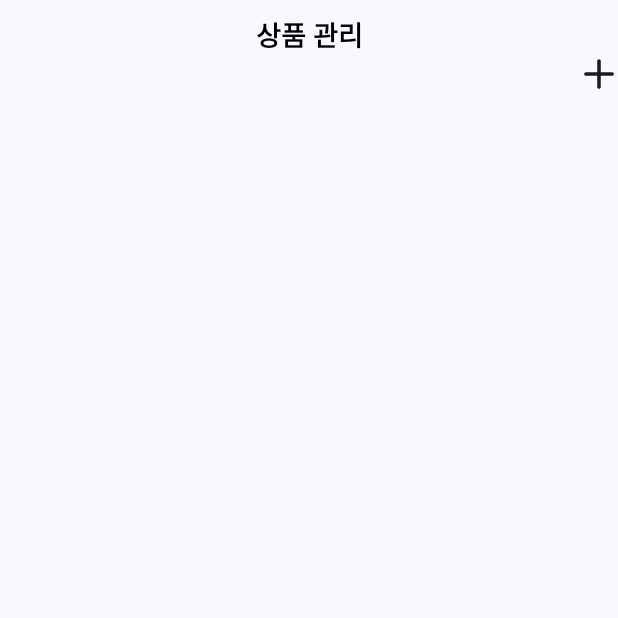
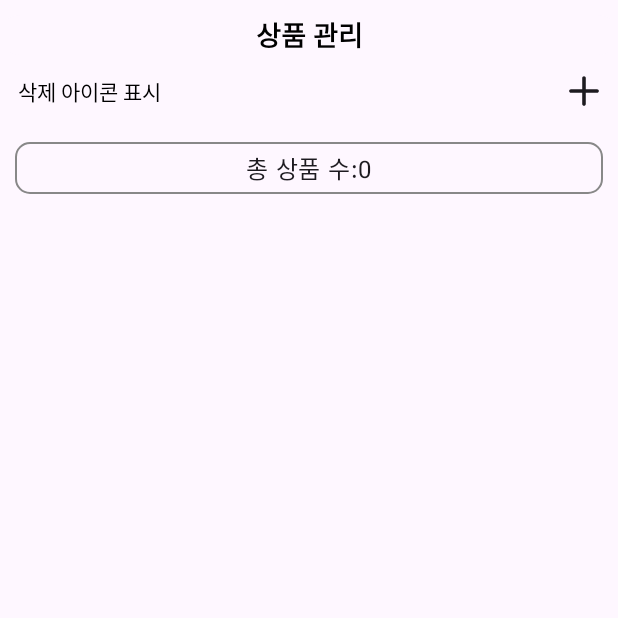
Before and after one commit to applepepsi/SimpleProductCounter, an Android app built with Jetpack Compose: the screen it shows after launch (MainActivity), on a phone screen of 412 x 824 dp, the top half of it. Before the commit the part shown is almost empty. Run offline under Robolectric (Android 15) with nearby library versions, the phone set to English and light mode, and no system bars; our stand-ins replace Dagger/Hilt's generated code, Room's generated code; 1 statement that could not run was skipped.

Commit message:
상품 수 표기, 맥스라인 수 제한, 삭제 아이콘 표시 버튼 추가

```diff
--- a/app/src/main/java/com/example/simpleproductcounter/MainActivity.kt
+++ b/app/src/main/java/com/example/simpleproductcounter/MainActivity.kt
@@ -8,12 +8,13 @@ import androidx.annotation.RequiresApi
 import androidx.compose.foundation.layout.fillMaxSize
 import androidx.compose.material3.MaterialTheme
 import androidx.compose.material3.Surface
-import androidx.compose.material3.Text
 import androidx.compose.runtime.Composable
 import androidx.compose.ui.Modifier
 import androidx.compose.ui.tooling.preview.Preview
+import androidx.hilt.navigation.compose.hiltViewModel
 import com.example.simpleproductcounter.View.MainView
 import com.example.simpleproductcounter.ui.theme.SimpleProductCounterTheme
+import com.example.simpleproductcounter.viewModel.ProductViewModel
 import dagger.hilt.android.AndroidEntryPoint
 
 @AndroidEntryPoint
@@ -38,7 +39,9 @@ class MainActivity : ComponentActivity() {
 @RequiresApi(Build.VERSION_CODES.O)
 @Composable
 fun Greeting(name: String, modifier: Modifier = Modifier) {
-    MainView()
+    val productViewModel: ProductViewModel = hiltViewModel()
+
+    MainView(productViewModel)
 }
 
 @RequiresApi(Build.VERSION_CODES.O)
--- a/app/src/main/java/com/example/simpleproductcounter/View/HomeView.kt
+++ b/app/src/main/java/com/example/simpleproductcounter/View/HomeView.kt
@@ -2,27 +2,38 @@ package com.example.simpleproductcounter.View
 
 import android.os.Build
 import androidx.annotation.RequiresApi
+import androidx.compose.foundation.border
+import androidx.compose.foundation.layout.Arrangement
 import androidx.compose.foundation.layout.Column
+import androidx.compose.foundation.layout.Row
 import androidx.compose.foundation.layout.fillMaxSize
+import androidx.compose.foundation.layout.fillMaxWidth
 import androidx.compose.foundation.layout.padding
 import androidx.compose.foundation.layout.size
 import androidx.compose.foundation.layout.wrapContentHeight
 import androidx.compose.foundation.lazy.LazyColumn
+import androidx.compose.foundation.shape.RoundedCornerShape
 import androidx.compose.material3.Icon
 import androidx.compose.material3.IconButton
 import androidx.compose.material3.MaterialTheme
+import androidx.compose.material3.Text
+import androidx.compose.material3.TextButton
 import androidx.compose.runtime.Composable
 import androidx.compose.ui.Alignment
 import androidx.compose.ui.Modifier
+import androidx.compose.ui.graphics.Color
 import androidx.compose.ui.graphics.vector.ImageVector
 import androidx.compose.ui.res.vectorResource
+import androidx.compose.ui.text.TextStyle
+import androidx.compose.ui.text.font.FontStyle
+import androidx.compose.ui.text.font.FontWeight
 import androidx.compose.ui.tooling.preview.Preview
 import androidx.compose.ui.unit.dp
-import androidx.hilt.navigation.compose.hiltViewModel
+import androidx.compose.ui.unit.sp
 import com.example.simpleproductcounter.R
-import com.example.simpleproductcounter.component.AddBrandDialog
 import com.example.simpleproductcounter.component.AppBarTextComponent
 import com.example.simpleproductcounter.component.ItemComponent
+import com.example.simpleproductcounter.component.ModifyOrAddBrandDialog
 import com.example.simpleproductcounter.component.ModifyOrAddProductDataDialog
 import com.example.simpleproductcounter.data.Distributor
 import com.example.simpleproductcounter.data.ItemData
@@ -31,34 +42,83 @@ import com.example.simpleproductcounter.viewModel.ProductViewModel
 
 @RequiresApi(Build.VERSION_CODES.O)
 @Composable
-fun MainView(){
+fun MainView(productViewModel: ProductViewModel) {
 
-    val productViewModel:ProductViewModel= hiltViewModel()
 
     if(productViewModel.setShowItemModifyDialog.value){
-        ModifyOrAddProductDataDialog(productViewModel, value = "수정 하기", toggleDialogState = { productViewModel.toggleShowItemModifyDialog() })
+        ModifyOrAddProductDataDialog(
+            productViewModel,
+            value = "수정 하기",
+            toggleDialogState = { productViewModel.toggleShowItemModifyDialog() },
+            kindOfPost = {productViewModel.postModifyDistributor()}
+        )
     }
     if(productViewModel.setShowItemAddDialog.value){
-        ModifyOrAddProductDataDialog(productViewModel, value = "추가 하기", toggleDialogState = { productViewModel.toggleShowItemAddDialog() })
+        ModifyOrAddProductDataDialog(
+            productViewModel,
+            value = "추가 하기",
+            toggleDialogState = { productViewModel.toggleShowItemAddDialog() },
+            kindOfPost = {productViewModel.postAddDistributor()}
+        )
     }
     if(productViewModel.setShowBrandAddDialog.value){
-        AddBrandDialog(productViewModel, value = "브랜드 추가", toggleDialogState = { productViewModel.toggleShowBrandAddDialog() })
+        ModifyOrAddBrandDialog(
+            productViewModel,
+            value = "브랜드 추가",
+            toggleDialogState = { productViewModel.toggleShowBrandAddDialog() },
+            kindOfPost = {productViewModel.postBrandName()}
+        )
+    }
+    if(productViewModel.setShowBrandModifyDialog.value){
+        ModifyOrAddBrandDialog(
+            productViewModel,
+            value = "브랜드 수정",
+            toggleDialogState = { productViewModel.toggleShowBrandModifyDialog() },
+            kindOfPost = {productViewModel.postModifyBrandName()}
+        )
     }
 
 
     Column(
-        modifier = Modifier.fillMaxSize().padding(top=10.dp)
+        modifier = Modifier
+            .fillMaxSize()
+            .padding(top = 10.dp)
     ) {
 
         AppBarTextComponent(
             value = "상품 관리"
         )
+
+        Row(
+            modifier = Modifier
+                .fillMaxWidth(),
+            horizontalArrangement = Arrangement.SpaceBetween,
+            verticalAlignment = Alignment.CenterVertically
+        ){
+
+            TextButton(
+                onClick = {
+                    productViewModel.toggleSetShowDeleteIcon()
+                }
+            ) {
+                Text(
+                    text ="삭제 아이콘 표시",
+                    style = TextStyle(
+                        fontSize = 14.sp,
+                        fontWeight = FontWeight.Normal,
+                        fontStyle = FontStyle.Normal,
+                    ),
+                    color= Color.Black
+                )
+            }
+
             IconButton(
                 onClick = {
                     productViewModel.toggleShowBrandAddDialog()
                 },
                 modifier = Modifier
-                .align(Alignment.End)
+
+                    .padding(end = 10.dp)
                     .size(25.dp)
             ){
                 Icon(
@@ -66,6 +126,7 @@ fun MainView(){
                     contentDescription = null,
                     modifier = Modifier.size(25.dp),
                 )
+            }
         }
         LazyColumn(
             modifier = Modifier
@@ -81,63 +142,26 @@ fun MainView(){
                     )
                 }
             }
+
+            item{
+                Row(
+                    modifier = Modifier
+                        .fillMaxWidth()
+                        .padding(10.dp)
+
+                        .border(width = 1.dp, color = Color.Gray, shape = RoundedCornerShape(10.dp)),
+                    horizontalArrangement = Arrangement.Center
+                ){
+                    Text(
+                        text="총 상품 수:${productViewModel.allProductCount.value}",
+                        modifier = Modifier
+                            .padding(5.dp)
+                    )
                 }
             }
         }
-
-
-val testData= listOf(
-    ItemData(
-        brand = "나이키",
-        distributor =
-        listOf(
-            Distributor(distributor = "천안 백화점", count = 3),
-            Distributor(distributor = "공주 백화점", count = 3),
-        ),
-
-    ),
-    ItemData(
-        brand = "아이다스",
-        distributor =
-        listOf(
-            Distributor(distributor = "고려 백화점", count = 3),
-            Distributor(distributor = "신라 백화점", count = 3),
-        ),
-
-    ),
-    ItemData(
-        brand = "나이키",
-        distributor =
-        listOf(
-            Distributor(distributor = "고구려 백화점", count = 3),
-            Distributor(distributor = "백제 백화점", count = 3),
-        ),
-    ),
-    ItemData(
-        brand = "아이다스",
-        distributor =
-        listOf(
-            Distributor(distributor = "설악산 백화점", count = 3),
-            Distributor(distributor = "백악관 백화점", count = 3),
-        ),
-    ),
-    ItemData(
-        brand = "아이다스",
-        distributor =
-        listOf(
-            Distributor(distributor = "설악산 백화점", count = 3),
-            Distributor(distributor = "백악관 백화점", count = 3),
-        ),
-    ),
-    ItemData(
-        brand = "아이다스",
-        distributor =
-        listOf(
-            Distributor(distributor = "설악산 백화점", count = 3),
-            Distributor(distributor = "백악관 백화점", count = 3),
-        ),
-    ),
-)
+    }
+}
 
 
 @RequiresApi(Build.VERSION_CODES.O)
@@ -149,6 +173,6 @@ fun HomeViewPreview() {
 
 
     MaterialTheme {
-        MainView()
+        MainView(productViewModel)
     }
 }
--- a/app/src/main/java/com/example/simpleproductcounter/data/ItemData.kt
+++ b/app/src/main/java/com/example/simpleproductcounter/data/ItemData.kt
@@ -2,13 +2,13 @@ package com.example.simpleproductcounter.data
 
 data class ItemData(
     val brandId:Int=0,
-    val brand:String="Brand",
+    val brand:String="",
     val distributor: List<Distributor> = emptyList()
 )
 
 data class Distributor(
     val distributorId:Int=0,
     val distributor:String="",
-    val count:Int=0,
+    val count:Int=1,
     val brandId:Int=0
 )
--- a/app/src/main/java/com/example/simpleproductcounter/dataBase/ItemDataDao.kt
+++ b/app/src/main/java/com/example/simpleproductcounter/dataBase/ItemDataDao.kt
@@ -9,14 +9,14 @@ interface ItemDataDao {
     @Insert
     suspend fun insertBrand(dbItemData: DBItemData): Long
 
-    @Delete
-    suspend fun deleteBrand(dbItemData: DBItemData)
+    @Query("DELETE FROM DBItemData WHERE id = :brandIdNum")
+    suspend fun deleteBrand(brandIdNum: Int)
 
     @Insert
     suspend fun insertDistributor(dbDistributor: DBDistributor)
 
-    @Delete
-    suspend fun deleteDistributor(dbDistributor: DBDistributor)
+    @Query("DELETE FROM DBDistributor WHERE id = :dbDistributorIdNum")
+    suspend fun deleteDistributor(dbDistributorIdNum: Int)
 
 
 
@@ -25,4 +25,14 @@ interface ItemDataDao {
     @Transaction
     @Query("SELECT * FROM DBItemData")
     fun getAllProductData(): Flow<List<ItemAndDistributors>>
+
+    @Transaction
+    @Query("SELECT SUM(count) FROM DBDistributor")
+    fun getAllProductCounter(): Flow<Int>
+
+    @Query("UPDATE DBDistributor SET distributor=:newDistributor, count=:count ,itemId = :dbBrandIdNum WHERE id = :id")
+    suspend fun modifyDistributor(dbBrandIdNum: Int,newDistributor:String,count:Int,id:Int)
+
+    @Query("UPDATE DBItemData SET brand=:newBrandName WHERE id = :brandIdNum")
+    suspend fun modifyBrand(brandIdNum: Int,newBrandName:String)
 }
--- a/app/src/main/java/com/example/simpleproductcounter/repository/ProductRepository.kt
+++ b/app/src/main/java/com/example/simpleproductcounter/repository/ProductRepository.kt
@@ -9,12 +9,19 @@ interface ProductRepository {
 
     suspend fun insertBrand(dbItemData: DBItemData)
 
-    suspend fun deleteBrand(dbItemData: DBItemData)
+    suspend fun deleteBrand(brandIdNum: Int)
+
+    suspend fun modifyBrand(dbItemData: DBItemData)
 
     suspend fun insertDistributor(dbDistributor: DBDistributor)
 
-    suspend fun deleteDistributor(dbDistributor: DBDistributor)
+    suspend fun deleteDistributor(dbDistributorIdNum: Int)
+
+    suspend fun modifyDistributor(dbDistributor: DBDistributor)
+
+
 
     fun getAllProductData(): Flow<List<ItemAndDistributors>>
 
+    fun getAllProductCount(): Flow<Int>
 }
--- a/app/src/main/java/com/example/simpleproductcounter/ui/theme/Theme.kt
+++ b/app/src/main/java/com/example/simpleproductcounter/ui/theme/Theme.kt
@@ -10,6 +10,7 @@ import androidx.compose.material3.dynamicLightColorScheme
 import androidx.compose.material3.lightColorScheme
 import androidx.compose.runtime.Composable
 import androidx.compose.runtime.SideEffect
+import androidx.compose.ui.graphics.Color
 import androidx.compose.ui.graphics.toArgb
 import androidx.compose.ui.platform.LocalContext
 import androidx.compose.ui.platform.LocalView
@@ -18,13 +19,16 @@ import androidx.core.view.WindowCompat
 private val DarkColorScheme = darkColorScheme(
     primary = Purple80,
     secondary = PurpleGrey80,
-    tertiary = Pink80
+    tertiary = Pink80,
+
+
 )
 
 private val LightColorScheme = lightColorScheme(
     primary = Purple40,
     secondary = PurpleGrey40,
-    tertiary = Pink40
+    tertiary = Pink40,
+
 
     /* Other default colors to override
     background = Color(0xFFFFFBFE),
@@ -39,20 +43,21 @@ private val LightColorScheme = lightColorScheme(
 
 @Composable
 fun SimpleProductCounterTheme(
-    darkTheme: Boolean = isSystemInDarkTheme(),
+    darkTheme: Boolean = false,
     // Dynamic color is available on Android 12+
-    dynamicColor: Boolean = true,
+    dynamicColor: Boolean = false,
     content: @Composable () -> Unit
 ) {
-    val colorScheme = when {
-        dynamicColor && Build.VERSION.SDK_INT >= Build.VERSION_CODES.S -> {
-            val context = LocalContext.current
-            if (darkTheme) dynamicDarkColorScheme(context) else dynamicLightColorScheme(context)
-        }
-
-        darkTheme -> DarkColorScheme
-        else -> LightColorScheme
-    }
+//    val colorScheme = when {
+//        dynamicColor && Build.VERSION.SDK_INT >= Build.VERSION_CODES.S -> {
+//            val context = LocalContext.current
+//            if (darkTheme) dynamicDarkColorScheme(context) else dynamicLightColorScheme(context)
+//        }
+//
+//        darkTheme -> DarkColorScheme
+//        else -> LightColorScheme
+//    }
+    val colorScheme = LightColorScheme
     val view = LocalView.current
     if (!view.isInEditMode) {
         SideEffect {
--- a/app/src/main/java/com/example/simpleproductcounter/viewModel/ProductViewModel.kt
+++ b/app/src/main/java/com/example/simpleproductcounter/viewModel/ProductViewModel.kt
@@ -45,14 +45,24 @@ class ProductViewModel  @Inject constructor(
 
     val setShowBrandAddDialog: State<Boolean> = _setShowBrandAddDialog
 
-    private var _singleBrandText= mutableStateOf("")
+    private var _setShowBrandModifyDialog= mutableStateOf(false)
 
-    val singleBrandText: State<String> = _singleBrandText
+    val setShowBrandModifyDialog: State<Boolean> = _setShowBrandModifyDialog
 
-    private var _selectBrand= mutableStateOf(0)
-    val selectBrand: State<Int> = _selectBrand
+    private var _selectBrand= mutableStateOf(ItemData())
+    val selectBrand: State<ItemData> = _selectBrand
+
+
+    private var _allProductCount= mutableStateOf(0)
+    val allProductCount: State<Int> = _allProductCount
+
+    private var _setShowDeleteIcon= mutableStateOf(true)
+
+    val setShowDeleteIcon: State<Boolean> = _setShowDeleteIcon
+
     init{
         getAllProductData()
+        getAllProductCount()
     }
 
 
@@ -84,12 +94,25 @@ class ProductViewModel  @Inject constructor(
         }
     }
 
+    fun toggleShowBrandModifyDialog(){
+        _setShowBrandModifyDialog.value=!_setShowBrandModifyDialog.value
+        Log.d("_setShowItemModifyDialog.value", _setShowBrandModifyDialog.value.toString())
+        if(!_setShowBrandModifyDialog.value){
+            resetBrandData()
+        }
+    }
+
+    fun toggleSetShowDeleteIcon(){
+        _setShowDeleteIcon.value=!_setShowDeleteIcon.value
+
+    }
+
     private fun resetSelectData() {
         _selectDistributorData.value = Distributor()
     }
 
     private fun resetBrandData() {
-        _singleBrandText.value=""
+        _selectBrand.value=ItemData()
     }
 
 
@@ -107,7 +130,7 @@ class ProductViewModel  @Inject constructor(
     }
 
     fun updateBrandText(value:String){
-        _singleBrandText.value = value
+        _selectBrand.value = _selectBrand.value.copy(brand = value)
     }
 
 
@@ -115,23 +138,63 @@ class ProductViewModel  @Inject constructor(
     fun postBrandName(){
         viewModelScope.launch {
 
-            productRepository.insertBrand(DBItemData(brand = singleBrandText.value))
+            productRepository.insertBrand(DBItemData(brand = selectBrand.value.brand))
         }
     }
 
+    fun postModifyBrandName(){
+        viewModelScope.launch {
 
+            Log.d("DBItemData(brand = selectBrand.value.brand)",
+                DBItemData(brand = selectBrand.value.brand).toString()
+            )
+            productRepository.modifyBrand(DBItemData(selectBrand.value.brandId,selectBrand.value.brand))
+        }
+    }
 
     fun postAddDistributor(){
 
         val addDistributorData=DBDistributor(
             distributor = _selectDistributorData.value.distributor,
             count = _selectDistributorData.value.count,
-            itemId = _selectBrand.value
+            itemId = _selectBrand.value.brandId
         )
+
 
         viewModelScope.launch {
 
             productRepository.insertDistributor(addDistributorData)
+        }
+    }
+
+    fun postModifyDistributor(){
+        val addDistributorData=DBDistributor(
+            id=_selectDistributorData.value.distributorId,
+            distributor = _selectDistributorData.value.distributor,
+            count = _selectDistributorData.value.count,
+            itemId = _selectBrand.value.brandId
+        )
+        viewModelScope.launch {
+            Log.d("addDistributorData",
+                addDistributorData.toString()
+            )
+            productRepository.modifyDistributor(addDistributorData)
+        }
+    }
+
+    fun deleteBrandName(){
+        viewModelScope.launch {
+
+            productRepository.deleteBrand(_selectBrand.value.brandId)
+        }
+    }
+
+    fun deleteDistributorData(){
+        viewModelScope.launch {
+            Log.d("_selectDistributorData.value.distributorId",
+                _selectDistributorData.value.distributorId.toString()
+            )
+            productRepository.deleteDistributor(_selectDistributorData.value.distributorId)
         }
     }
 
@@ -142,6 +205,7 @@ class ProductViewModel  @Inject constructor(
                     val itemDataList = allProductDataList.toItemDataList()
                     _brandDataList.value = itemDataList
                 }
+
         }
     }
 
@@ -164,8 +228,19 @@ class ProductViewModel  @Inject constructor(
         return this.map { it.toItemData() }
     }
 
-    fun setSelectBrand(brandId: Int) {
+    fun setSelectBrand(brandId: ItemData) {
+        Log.d("selectBrand", brandId.toString())
         _selectBrand.value=brandId
     }
 
+    fun getAllProductCount() {
+        viewModelScope.launch {
+            productRepository.getAllProductCount()
+                .collect { allProductCount->
+                    Log.d("allProductCount", allProductCount.toString())
+                    _allProductCount.value = allProductCount
+                }
+        }
+    }
+
 }
```
Also changed, not shown: app/src/main/java/com/example/simpleproductcounter/component/MainItemComponent.kt (+98 -22 lines), app/src/main/java/com/example/simpleproductcounter/dataBase/TestItemDataDao.kt (added, +54 -0 lines), app/src/main/java/com/example/simpleproductcounter/repository/ProductRepositoryImpl.kt (+17 -2 lines), app/src/main/java/com/example/simpleproductcounter/repository/TestRepository.kt (+16 -3 lines). Lines whose indentation alone changed are shown as unchanged.
